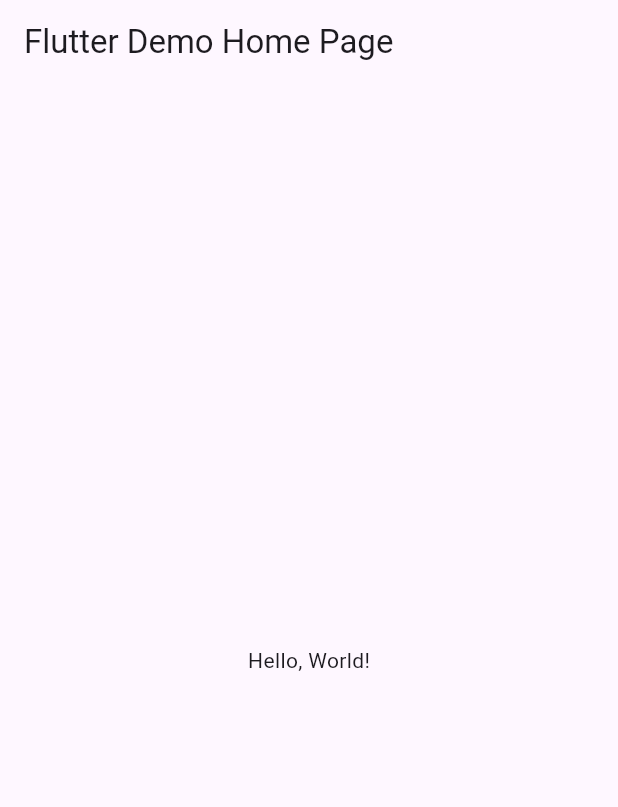
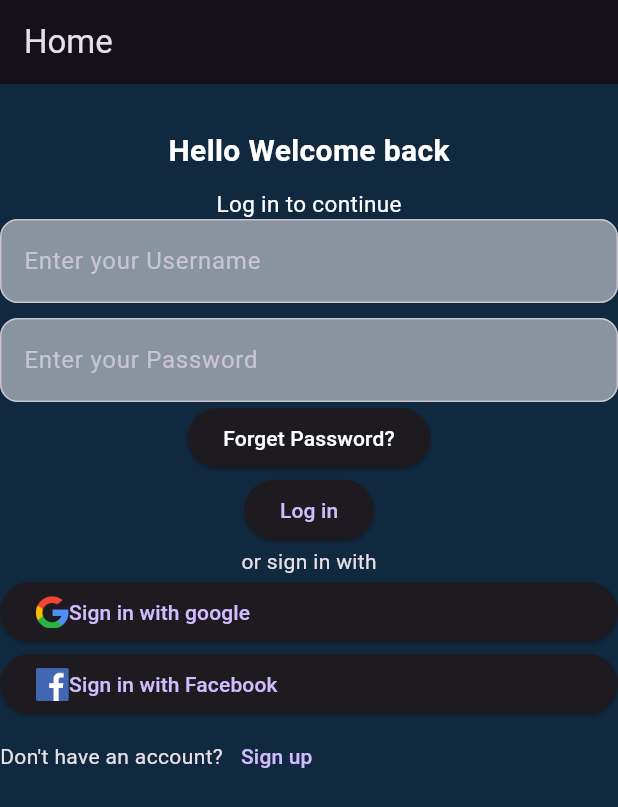
Before and after one commit to Naden-Mohamed/Flutter, a Flutter app: the screen it shows after launch, on a phone screen of 412 x 824 dp. Shown: the top 807 px of the screen. Run offline on Flutter 3.47's test engine with Material 3 defaults, Android fonts, the phone set to English and light mode, and no system bars; Roboto replaces fonts that are missing (Urbanist).

Commit message:
first change

```diff
--- /dev/null
+++ b/lib/Login.dart
@@ -0,0 +1,95 @@
+import 'main.dart';
+import 'package:flutter/material.dart';
+
+class Login extends StatelessWidget {
+  const Login({Key? key}) : super(key: key);
+
+  @override
+  Widget build(BuildContext context) {
+    return Scaffold(
+      appBar: AppBar(
+        // The title text which will be shown on the action bar
+        title: const Text("Home"),
+      ),
+      body: Center(
+        child: Column(children: [
+          SizedBox(
+            height: 30,
+          ),
+          Text(
+            'Hello Welcome back',
+            style: TextStyle(
+                color: Colors.white, fontWeight: FontWeight.bold, fontSize: 20),
+          ),
+          SizedBox(
+            height: 10,
+          ),
+          Text(
+            'Log in to continue',
+            style: TextStyle(color: Colors.white, fontSize: 15),
+          ),
+          TextField(
+            keyboardType: TextInputType.name,
+            decoration: InputDecoration(
+                hintText: "Enter your Username",
+                border: OutlineInputBorder(
+                    borderRadius: BorderRadius.all(Radius.circular(12))),
+                filled: true,
+                fillColor: Colors.white.withOpacity(0.5)),
+          ),
+          SizedBox(
+            height: 10,
+          ),
+          TextField(
+            obscureText: true,
+            keyboardType: TextInputType.visiblePassword,
+            decoration: InputDecoration(
+                hintText: "Enter your Password",
+                border: OutlineInputBorder(
+                    borderRadius: BorderRadius.all(Radius.circular(12))),
+                filled: true,
+                fillColor: Colors.white.withOpacity(0.5)),
+          ),
+          ElevatedButton(
+              onPressed: () {},
+              style: TextButton.styleFrom(foregroundColor: Colors.white),
+              child: const Text('Forget Password?')),
+          ElevatedButton(onPressed: () {}, child: const Text('Log in')),
+          const Text('or sign in with'),
+          ElevatedButton(
+            onPressed: () {},
+            child: Row(
+              children: [
+                Image.asset(
+                  'assets/images/google.png',
+                  width: 22,
+                  height: 22,
+                ),
+                const Text('Sign in with google'),
+              ],
+            ),
+          ),
+          ElevatedButton(
+            onPressed: () {},
+            child: Row(
+              children: [
+                Image.asset(
+                  'assets/images/facebook.png',
+                  width: 22,
+                  height: 22,
+                ),
+                const Text('Sign in with Facebook'),
+              ],
+            ),
+          ),
+          Row(
+            children: [
+              const Text("Don't have an account?"),
+              TextButton(onPressed: () {}, child: const Text('Sign up'))
+            ],
+          )
+        ]),
+      ),
+    );
+  }
+}
--- a/lib/main.dart
+++ b/lib/main.dart
@@ -1,43 +1,20 @@
+//import 'dart:html';
+import 'Login.dart';
 import 'package:flutter/material.dart';
 
-void main() => runApp(MyApp());
+void main() => runApp(const MyApp());
 
 class MyApp extends StatelessWidget {
   const MyApp({super.key});
-  // This widget is the root of your application.
+
   @override
   Widget build(BuildContext context) {
     return MaterialApp(
-      // Application name
-      title: 'Flutter Hello World',
-      // Application theme data, you can set the colors for the application as
-      // you want
-      theme: ThemeData(
-        // useMaterial3: false,
-        primarySwatch: Colors.blue,
-      ),
-      // A widget which will be started on application startup
-      home: MyHomePage(title: 'Flutter Demo Home Page'),
-    );
+        theme: ThemeData(
+          fontFamily: 'Urbanist',
+          scaffoldBackgroundColor: Color(0xff10293f),
+          brightness: Brightness.dark,
+        ),
+        home: Login());
   }
 }
-
-class MyHomePage extends StatelessWidget {
-  final String title;
-  const MyHomePage({super.key, required this.title});
-
-  @override
-  Widget build(BuildContext context) {
-    return Scaffold(
-      appBar: AppBar(
-        // The title text which will be shown on the action bar
-        title: Text(title),
-      ),
-      body: Center(
-        child: Text(
-          'Hello, World!',
-        ),
-      ),
-    );
-  }
-}
--- a/pubspec.yaml
+++ b/pubspec.yaml
@@ -17,9 +17,9 @@ dev_dependencies:
 
 flutter:
   uses-material-design: true
-  # assets:
-  #  - images/a_dot_burr.jpeg
-  #  - images/a_dot_ham.jpeg
+  assets:
+    - assets/images/google.png
+    - assets/images/facebook.png
   # fonts:
   #   - family: Schyler
   #     fonts:
```
Also changed, not shown: assets/images/facebook.png (added), assets/images/google.png (added), lib/app_view.dart (added), packages/pizza_repository/pubspec.yaml (added).
